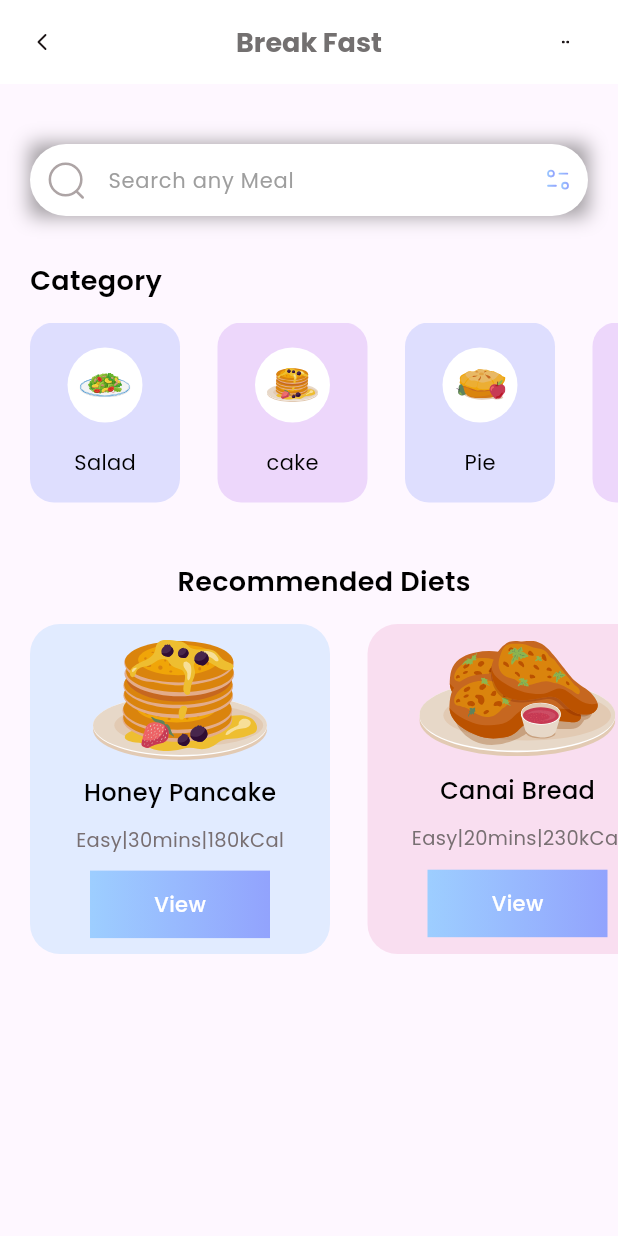
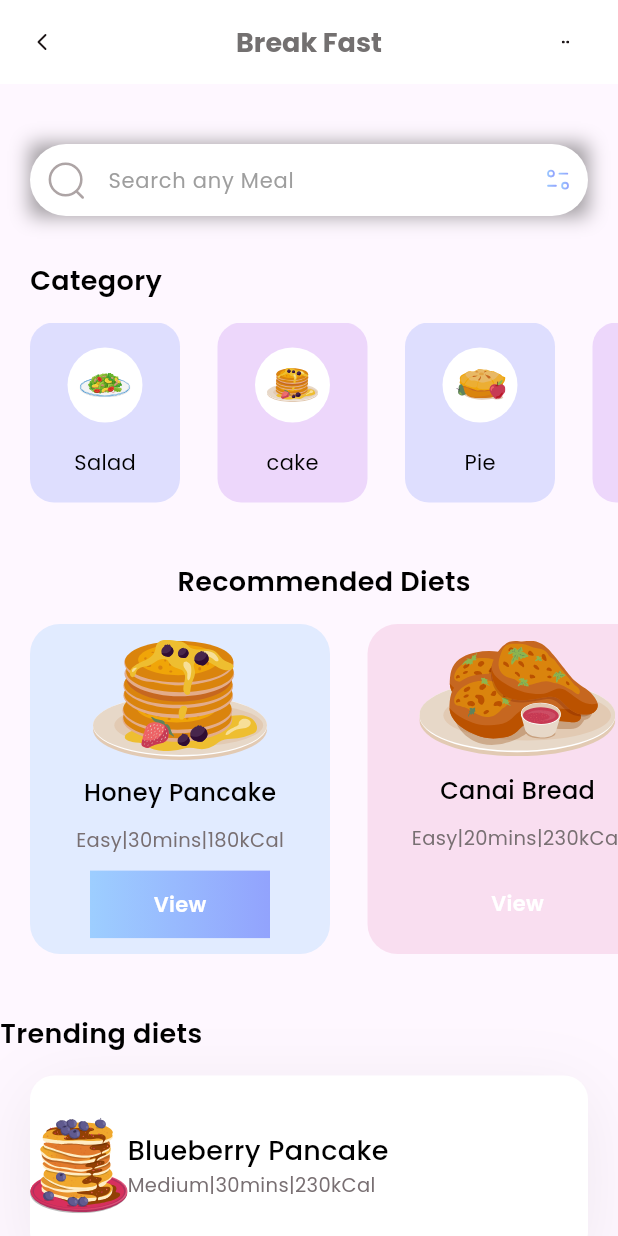
Before and after one commit to Lapidis2/flutter-mobile-basics, a Flutter app: the screen it shows after launch, on a phone screen of 412 x 824 dp. Run offline on Flutter 3.47's test engine with Material 3 defaults, Android fonts, the phone set to English and light mode, and no system bars; our stand-ins replace flutter_svg.

Commit message:
added popular diets section

```diff
--- /dev/null
+++ b/lib/models/popular_modal.dart
@@ -0,0 +1,46 @@
+
+class PopularDietsModel {
+  String name;
+  String iconPath;
+  String level;
+  String duration;
+  String calorie;
+  bool boxIsSelected;
+
+  PopularDietsModel({
+    required this.name,
+    required this.iconPath,
+    required this.level,
+    required this.duration,
+    required this.calorie,
+    required this.boxIsSelected
+  });
+
+  static List < PopularDietsModel > getPopularDiets() {
+    List < PopularDietsModel > popularDiets = [];
+
+    popularDiets.add(
+      PopularDietsModel(
+       name: 'Blueberry Pancake',
+       iconPath: 'assets/icons/blueberry-pancake.svg',
+       level: 'Medium',
+       duration: '30mins',
+       calorie: '230kCal',
+       boxIsSelected: true,
+      )
+    );
+
+    popularDiets.add(
+      PopularDietsModel(
+       name: 'Salmon Nigiri',
+       iconPath: 'assets/icons/salmon-nigiri.svg',
+       level: 'Easy',
+       duration: '20mins',
+       calorie: '120kCal',
+       boxIsSelected: false,
+      )
+    );
+
+    return popularDiets;
+  }
+}
--- a/lib/pages/home.dart
+++ b/lib/pages/home.dart
@@ -2,6 +2,7 @@ import 'package:flutter/material.dart';
 import 'package:flutter_svg/flutter_svg.dart';
 import 'package:projects/models/category_modal.dart';
 import 'package:projects/models/diet_modal.dart';
+import 'package:projects/models/popular_modal.dart';
 
 class HomePage extends StatefulWidget {
   const HomePage({super.key});
@@ -13,12 +14,12 @@ class HomePage extends StatefulWidget {
 class _HomePageState extends State<HomePage> {
   List<CategoryModal> categories = [];
   List<DietModel> diets = [];
-
-
+  List<PopularDietsModel> popularDiets = [];
 
   void _getInitialInfo() {
     categories = CategoryModal.getCategories();
     diets = DietModel.getDiets();
+    popularDiets = PopularDietsModel.getPopularDiets();
   }
 
   @override
@@ -69,14 +70,92 @@ class _HomePageState extends State<HomePage> {
           ),
         ],
       ),
-      body: Column(
-        crossAxisAlignment: CrossAxisAlignment.start,
+      body: ListView(
         children: [
           _searchField(),
           SizedBox(height: 30),
           _categories(),
           SizedBox(height: 40),
+          _dietSection(),
+          SizedBox(height: 40),
           Column(
+            crossAxisAlignment: CrossAxisAlignment.start,
+            children: [
+              Text(
+                'Trending diets',
+                style: TextStyle(
+                  fontSize: 18,
+                  color: Colors.black,
+                  fontWeight: FontWeight.w600,
+                ),
+              ),
+              SizedBox(height: 15),
+
+              ListView.separated(
+                padding: EdgeInsets.only(left: 20, right: 20),
+                itemBuilder: (context, index) => SizedBox(width: 25),
+                separatorBuilder: (context, index) {
+                  return Container(
+                    height: 120,
+                    decoration: BoxDecoration(
+                      borderRadius: BorderRadius.circular(16),
+                      color:popularDiets[index].boxIsSelected?Colors.white:Colors.transparent,
+                      boxShadow:popularDiets[index].boxIsSelected?[
+                        BoxShadow(
+                          color: Color(0xff1D1617).withValues(alpha: 0.07),
+                          offset: Offset(0, 10),
+                          blurRadius: 40,
+                          spreadRadius: 0,
+                        ),
+                      ]:[],
+                    ),
+                    child: Row(
+                      children: [
+                        SvgPicture.asset(popularDiets[index].iconPath,width: 65,height: 65,),
+                        Column(
+                          mainAxisAlignment: MainAxisAlignment.center,
+                          crossAxisAlignment: CrossAxisAlignment.start,
+                          children: [
+                            Text(
+                              popularDiets[index].name,
+                              style: TextStyle(
+                                fontSize: 18,
+                                color: Colors.black,
+                                fontWeight: FontWeight.w500,
+                              ),
+                            ),
+                        Text(
+                      '${popularDiets[index].level}|${popularDiets[index].duration}|${popularDiets[index].calorie}',
+                      style: TextStyle(
+                        color: Color(0xff786F72),
+                        fontWeight: FontWeight.w400,
+                        fontSize: 13,
+                      ),
+                    ),
+                          ],
+                        ),
+                      ],
+                    ),
+                  );
+                },
+                shrinkWrap: true,
+                itemCount: popularDiets.length,
+              ),
+            ],
+          ),
+          GestureDetector(
+            onTap: () {
+
+            },
+            child: SvgPicture.asset('assets/icons/button.svg',width: 30,height: 30,),
+          )
+        ],
+      ),
+    );
+  }
+
+  Column _dietSection() {
+    return Column(
       children: [
         Padding(
           padding: const EdgeInsets.only(left: 20),
@@ -97,7 +176,7 @@ class _HomePageState extends State<HomePage> {
               return Container(
                 width: 200,
                 decoration: BoxDecoration(
-                        color:diets[index].boxColor.withValues(alpha: 0.3),
+                  color: diets[index].boxColor.withValues(alpha: 0.3),
                   borderRadius: BorderRadius.circular(20),
                 ),
                 child: Column(
@@ -110,7 +189,7 @@ class _HomePageState extends State<HomePage> {
                         fontWeight: FontWeight.w500,
                         fontSize: 16,
                         color: Colors.black,
-                            )
+                      ),
                     ),
                     Text(
                       '${diets[index].level}|${diets[index].duration}|${diets[index].calorie}',
@@ -118,17 +197,22 @@ class _HomePageState extends State<HomePage> {
                         color: Color(0xff786F72),
                         fontWeight: FontWeight.w400,
                         fontSize: 13,
-                          ),),
+                      ),
+                    ),
                     Container(
                       height: 45,
                       width: 120,
                       decoration: BoxDecoration(
                         gradient: LinearGradient(
                           colors: [
-                                    Color(0xff9DCEFF),
-                                    Color(0XFF92A3FD)
-                                  ]
-                                )
+                            diets[index].viewIsSelected
+                                ? Color(0xff9DCEFF)
+                                : Colors.transparent,
+                            diets[index].viewIsSelected
+                                ? Color(0XFF92A3FD)
+                                : Colors.transparent,
+                          ],
+                        ),
                       ),
                       child: Center(
                         child: Text(
@@ -136,30 +220,22 @@ class _HomePageState extends State<HomePage> {
                           style: TextStyle(
                             color: Colors.white,
                             fontSize: 14,
-                                    fontWeight: FontWeight.w500,
+                            fontWeight: FontWeight.w600,
                           ),
                         ),
                       ),
-                          )
+                    ),
                   ],
                 ),
-
               );
             },
             separatorBuilder: (context, index) => SizedBox(width: 25),
             itemCount: diets.length,
             scrollDirection: Axis.horizontal,
-                  padding: EdgeInsets.only(
-                    left: 20,
-                    right: 20
+            padding: EdgeInsets.only(left: 20, right: 20),
           ),
         ),
-              ),
-
       ],
-          ),
-        ],
-      ),
     );
   }
 
```
Lines whose indentation alone changed are shown as unchanged.
